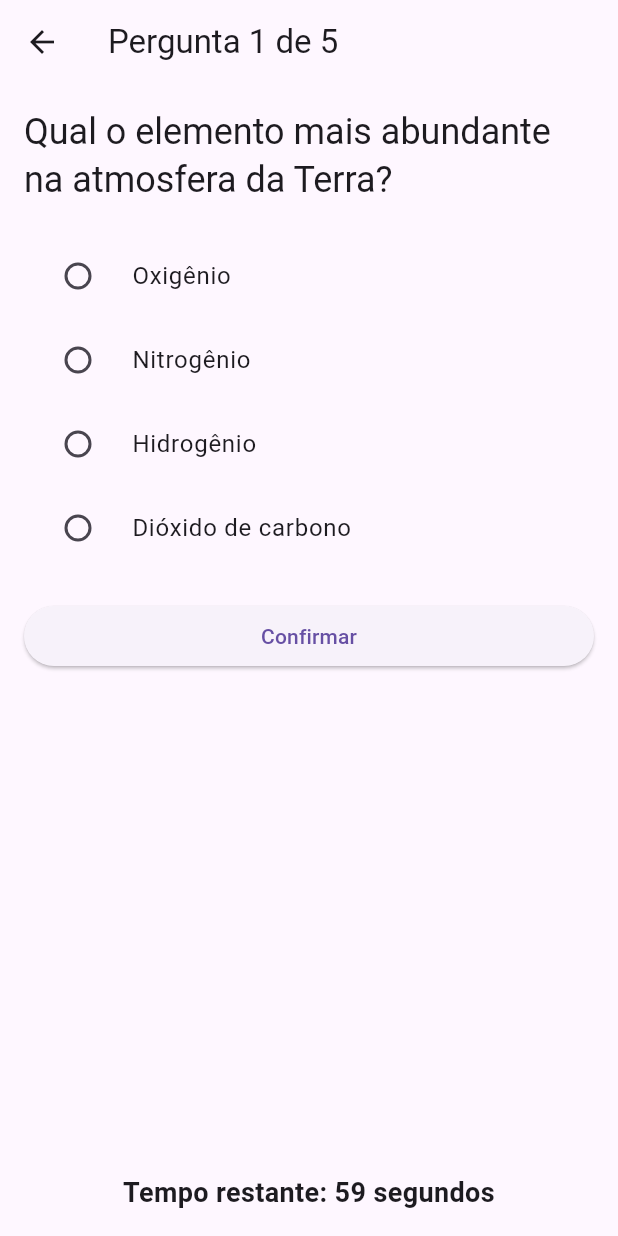
After one commit to matiasfilho81/quiz, a Flutter app: the HomePage screen opened by its route, after a tap on "Tutorial", on a phone screen of 412 x 824 dp. The commit adds this screen. Run offline on Flutter 3.47's test engine with Material 3 defaults, Android fonts, the phone set to English and light mode, and no system bars; our stand-ins replace firebase_auth, firebase_core; missing offline and left inert: firebase_ui_auth; accounts and stored records are empty; generated files the repository leaves out were written again.

Commit message:
habeus tutorial

```diff
--- /dev/null
+++ b/assets/questions.json
@@ -0,0 +1,152 @@
+[
+    {
+        "question": "Qual a capital da França?",
+        "answers": ["Madrid","Berlin","Paris","Roma"],
+        "correctAnswer": 2
+    },
+    {
+        "question": "Quem escreveru Romeu e Julieta?",
+        "answers": ["William Shakespeare", "Charles Dickens", "J.K. Rowling", "Mark Twain"],
+        "correctAnswer": 0
+    },
+    {
+        "question": "Qual o maior planeta do sistema solar?",
+        "answers": ["Terra", "Marte", "Vênus", "Jupiter"],
+        "correctAnswer": 3
+    },
+    {
+        "question": "Qual elemento possui o símbolo químico O?",
+        "answers": ["Hidrogênio", "Nitrogênio", "Oxigênio", "Carbono"],
+        "correctAnswer": 2
+    },
+    {
+        "question": "Em que ano a Segunda Guerra Mundial acabou?",
+        "answers": ["1942", "1945", "1939", "1941"],
+        "correctAnswer": 1
+    },
+    {
+        "question": "Qual a substância natural mais dura da Terra?",
+        "answers": ["Aço", "Diamante", "Ouro", "Prata"],
+        "correctAnswer": 1
+    },
+    {
+        "question": "Qual país é conhecido como a Terra do Sol Nascente?",
+        "answers": ["China", "Coréia", "Japão", "Tailândia"],
+        "correctAnswer": 2
+    },
+    {
+        "question": "Quantos continentes existem?",
+        "answers": ["5", "7", "6", "8"],
+        "correctAnswer": 1
+    },
+    {
+        "question": "Qual a fórmula química da água?",
+        "answers": ["CO2", "H2SO4", "H2O", "O2"],
+        "correctAnswer": 2
+    },
+    {
+        "question": "Qual a capital da Austrália?",
+        "answers": ["Sydney", "Melbourne", "Perth", "Canberra"],
+        "correctAnswer": 3
+    },
+    {
+        "question": "Qual o ingrediente principal do prato Guacamole?",
+        "answers": ["Tomate", "Abacate", "Cebola", "Cenoura"],
+        "correctAnswer": 1
+    },
+    {
+        "question": "Qual gás que as plantas absorvem da atmosfera?",
+        "answers": ["Oxigênio", "Dióxido de carbono", "Nitrogênio", "Hidrogênio"],
+        "correctAnswer": 1
+    },
+    {
+        "question": "Qual país sediou as Olimíadas de Verão de 2016?",
+        "answers": ["China", "Brasil", "Russia", "EUA"],
+        "correctAnswer": 1
+    },
+    {
+        "question": "Quem pintou Mona Lisa?",
+        "answers": ["Vincent van Gogh", "Leonardo da Vinci", "Pablo Picasso", "Michelangelo"],
+        "correctAnswer": 1
+    },
+    {
+        "question": "Qual a raíz quadrada de 64?",
+        "answers": ["8", "10", "12", "16"],
+        "correctAnswer": 0
+    },
+    {
+        "question": "Qual é o maior oceano?",
+        "answers": ["Atlântico", "Índico", "Pacífico", "Ártico"],
+        "correctAnswer": 2
+    },
+    {
+        "question": "Qual o planeta mais próximo do sol?",
+        "answers": ["Mercúrio", "Terra", "Marte", "Vênus"],
+        "correctAnswer": 0
+    },
+    {
+        "question": "Quantos lados tem um hexágono?",
+        "answers": ["5", "6", "7", "8"],
+        "correctAnswer": 1
+    },
+    {
+        "question": "Qual o menor país do mundo?",
+        "answers": ["Mônaco", "Cidade do Vaticano", "Liechtenstein", "San Marino"],
+        "correctAnswer": 1
+    },
+    {
+        "question": "Qual é a moeda do Japão?",
+        "answers": ["Yuan", "Won", "Dolar", "Yen"],
+        "correctAnswer": 3
+    },
+    {
+        "question": "Qual a capital do Canadá?",
+        "answers": ["Toronto", "Montreal", "Ottawa", "Vancouver"],
+        "correctAnswer": 2
+    },
+    {
+        "question": "Qual o planeta conhecido como Planta Vermelho?",
+        "answers": ["Marte", "Terra", "Jupiter", "Netuno"],
+        "correctAnswer": 0
+    },
+    {
+        "question": "Qual o maior deserto do mundo?",
+        "answers": ["Gobi", "Kalahari", "Sahara", "Arábia"],
+        "correctAnswer": 2
+    },
+    {
+        "question": "Qual o elemento mais abundante na atmosfera da Terra?",
+        "answers": ["Oxigênio", "Nitrogênio", "Hidrogênio", "Dióxido de carbono"],
+        "correctAnswer": 1
+    },
+    {
+        "question": "Qual país presenteou a Estátua da Liberdade para os Estados Unidos?",
+        "answers": ["Reino Unido", "França", "Itália", "Espanha"],
+        "correctAnswer": 1
+    },
+    {
+        "question": "Quem pintou o teto da Capela Sistina?",
+        "answers": ["Rafael", "Michelangelo", "Donatello", "Leonardo da Vinci"],
+        "correctAnswer": 1
+    },
+    {
+        "question": "Qual o maior país em extensão territorial?",
+        "answers": ["Canadá", "Estados Unidos", "China", "Rússia"],
+        "correctAnswer": 3
+    },
+    {
+        "question": "Qual o animal terrestre mais rápido?",
+        "answers": ["Leão", "Guepardo", "Gazella", "Leopardo"],
+        "correctAnswer": 1
+    },
+    {
+        "question": "Qual o rio mais longo do mundo?",
+        "answers": ["Amazonas", "Yangtze", "Nilo", "Mississippi"],
+        "correctAnswer": 2
+    },
+    {
+        "question": "Quem descobriu a gravidade?",
+        "answers": ["Galileo Galilei","Isaac Newton","Albert Einstein","Johannes Kepler"],
+        "correctAnswer": 1
+    }
+]
--- a/lib/src/home_page.dart
+++ b/lib/src/home_page.dart
@@ -1,5 +1,4 @@
 import 'dart:async';
-
 import 'package:firebase_auth/firebase_auth.dart';
 import 'package:flutter/material.dart';
 import 'package:flutter/scheduler.dart';
@@ -70,22 +69,47 @@ class _HomePageState extends State<HomePage> {
               "Id: ${_user.uid}\n"
               "DisplayName: ${_user.displayName}",
             ),
+            const SizedBox(height: 20),
+
+            // Botão para navegar para a tela de perfil
             TextButton(
               onPressed: () async {
                 await Navigator.of(context).pushNamed('/profile');
-                if (!mounted) {
-                  return;
-                }
+                if (!mounted) return;
                 if (FirebaseAuth.instance.currentUser != null) {
-                  // Refresh the UI with a new user instance
-                  // to catch any changes done in the profile screen
                   setState(() {
                     _user = FirebaseAuth.instance.currentUser!;
                   });
                 }
               },
-              child: const Text('Proflie Screen'),
-            )
+              child: const Text('Profile Screen'),
+            ),
+
+            const SizedBox(height: 20),
+
+            // Botão Tutorial
+            ElevatedButton(
+              onPressed: () {
+                Navigator.of(context).pushNamed('/tutorial');
+              },
+              style: ElevatedButton.styleFrom(
+                minimumSize: const Size(200, 50),
+              ),
+              child: const Text('Tutorial'),
+            ),
+
+            const SizedBox(height: 10),
+
+            // Botão Prova
+            ElevatedButton(
+              onPressed: () {
+                Navigator.of(context).pushNamed('/prova');
+              },
+              style: ElevatedButton.styleFrom(
+                minimumSize: const Size(200, 50),
+              ),
+              child: const Text('Prova'),
+            ),
           ],
         ),
       ),
--- /dev/null
+++ b/lib/src/tutorial_screen.dart
@@ -0,0 +1,191 @@
+import 'dart:convert';
+import 'dart:async';
+import 'dart:math';
+import 'package:flutter/material.dart';
+import 'package:flutter/services.dart';
+
+class TutorialScreen extends StatefulWidget {
+  const TutorialScreen({super.key});
+
+  @override
+  TutorialScreenState createState() => TutorialScreenState();
+}
+
+class TutorialScreenState extends State<TutorialScreen> {
+  List<dynamic> _questions = [];
+  int _currentQuestionIndex = 0;
+  int _score = 0;
+  Timer? _timer;
+  int _timeRemaining = 60;
+  bool _answered = false;
+  int? _selectedAnswer; // Armazena a alternativa escolhida
+
+  @override
+  void initState() {
+    super.initState();
+    _loadQuestions();
+  }
+
+  @override
+  void dispose() {
+    _timer?.cancel();
+    super.dispose();
+  }
+
+  Future<void> _loadQuestions() async {
+    try {
+      final String response =
+          await rootBundle.loadString('assets/questions.json');
+      final List<dynamic> data = json.decode(response);
+      setState(() {
+        _questions = _getRandomQuestions(data, 5);
+      });
+      _startTimer();
+    } catch (e) {
+      _showErrorDialog('Erro ao carregar perguntas.');
+    }
+  }
+
+  List<dynamic> _getRandomQuestions(List<dynamic> data, int count) {
+    data.shuffle(Random());
+    return data.take(count).toList();
+  }
+
+  void _startTimer() {
+    _timer = Timer.periodic(const Duration(seconds: 1), (timer) {
+      if (_timeRemaining > 0) {
+        setState(() {
+          _timeRemaining--;
+        });
+      } else {
+        _nextQuestion();
+      }
+    });
+  }
+
+  void _nextQuestion() {
+    _timer?.cancel();
+    if (_currentQuestionIndex < _questions.length - 1) {
+      setState(() {
+        _currentQuestionIndex++;
+        _timeRemaining = 60;
+        _answered = false;
+        _selectedAnswer = null; // Resetar a seleção para a próxima questão
+      });
+      _startTimer();
+    } else {
+      _showFinalScore();
+    }
+  }
+
+  void _checkAnswer() {
+    if (_answered || _selectedAnswer == null) return;
+
+    setState(() {
+      _answered = true;
+      if (_selectedAnswer ==
+          _questions[_currentQuestionIndex]['correctAnswer']) {
+        _score++;
+      }
+    });
+
+    Future.delayed(const Duration(seconds: 2), _nextQuestion);
+  }
+
+  void _showFinalScore() {
+    showDialog(
+      context: context,
+      builder: (context) => AlertDialog(
+        title: const Text('Resultado Final'),
+        content:
+            Text('Você acertou $_score de ${_questions.length} perguntas!'),
+        actions: [
+          TextButton(
+            onPressed: () {
+              Navigator.of(context).pop(); // Fecha o diálogo
+              Navigator.of(context).pop(); // Volta para a tela anterior
+            },
+            child: const Text('OK'),
+          ),
+        ],
+      ),
+    );
+  }
+
+  void _showErrorDialog(String message) {
+    showDialog(
+      context: context,
+      builder: (context) => AlertDialog(
+        title: const Text('Erro'),
+        content: Text(message),
+        actions: [
+          TextButton(
+            onPressed: () {
+              Navigator.of(context).pop(); // Fecha o diálogo
+            },
+            child: const Text('OK'),
+          ),
+        ],
+      ),
+    );
+  }
+
+  @override
+  Widget build(BuildContext context) {
+    if (_questions.isEmpty) {
+      return Scaffold(
+        appBar: AppBar(title: const Text('Tutorial')),
+        body: const Center(child: CircularProgressIndicator()),
+      );
+    }
+
+    final question = _questions[_currentQuestionIndex];
+
+    return Scaffold(
+      appBar: AppBar(
+        title: Text(
+            'Pergunta ${_currentQuestionIndex + 1} de ${_questions.length}'),
+      ),
+      body: Padding(
+        padding: const EdgeInsets.all(16.0),
+        child: Column(
+          crossAxisAlignment: CrossAxisAlignment.stretch,
+          children: [
+            Text(
+              question['question'],
+              style: Theme.of(context).textTheme.headlineSmall,
+            ),
+            const SizedBox(height: 20),
+            ...List.generate(question['answers'].length, (index) {
+              return RadioListTile<int>(
+                title: Text(question['answers'][index]),
+                value: index,
+                groupValue: _selectedAnswer,
+                onChanged: _answered
+                    ? null // Desativa a seleção se a questão já foi respondida
+                    : (value) {
+                        setState(() {
+                          _selectedAnswer = value;
+                        });
+                      },
+              );
+            }),
+            const SizedBox(height: 20),
+            ElevatedButton(
+              onPressed: _answered
+                  ? null
+                  : _checkAnswer, // Botão desativado após responder
+              child: const Text('Confirmar'),
+            ),
+            const Spacer(),
+            Text(
+              'Tempo restante: $_timeRemaining segundos',
+              textAlign: TextAlign.center,
+              style: const TextStyle(fontSize: 18, fontWeight: FontWeight.bold),
+            ),
+          ],
+        ),
+      ),
+    );
+  }
+}
--- a/pubspec.yaml
+++ b/pubspec.yaml
@@ -56,6 +56,9 @@ dev_dependencies:
 # The following section is specific to Flutter packages.
 flutter:
 
+  assets:
+      - assets/questions.json
+
   # The following line ensures that the Material Icons font is
   # included with your application, so that you can use the icons in
   # the material Icons class.
```
Also changed, not shown: lib/main.dart (+5 -5 lines), lib/src/app.dart (deleted, +0 -79 lines), lib/src/auth_app.dart (added, +82 -0 lines), lib/src/prova_screen.dart (added, +20 -0 lines), 4 other files.
